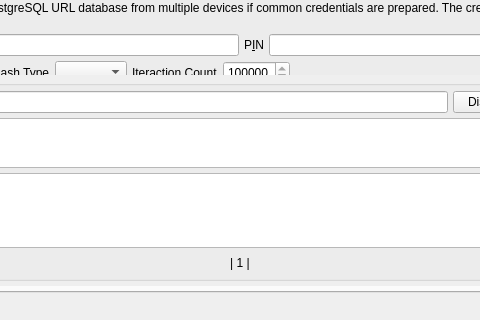
Qt form branches/trunk/UI/spot-on-controlcenter.ui (textbrowser/spot-on) before a commit; both pictures show x 185 to 665 and y 230 to 550 of the 850 by 550 pixel window.
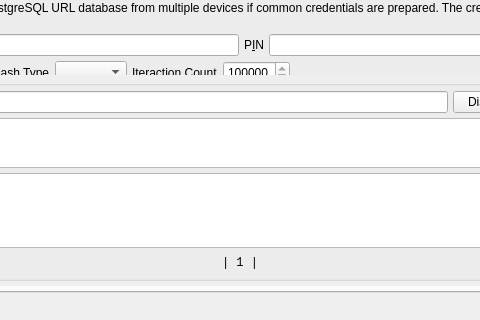
The same form after that commit. The open tabs and pages were chosen to show the change. Icons and pictures are not drawn. Custom widgets are drawn as their Qt base class.

Commit message: Monospace fonts.

Patch:
```diff
--- a/branches/trunk/UI/spot-on-controlcenter.ui
+++ b/branches/trunk/UI/spot-on-controlcenter.ui
@@ -4131,8 +4131,8 @@
             <rect>
              <x>0</x>
              <y>0</y>
-             <width>630</width>
-             <height>347</height>
+             <width>826</width>
+             <height>448</height>
             </rect>
            </property>
            <layout class="QVBoxLayout" name="verticalLayout_2">
@@ -5004,6 +5004,11 @@
                  </item>
                  <item>
                   <widget class="QLabel" name="url_pages">
+                   <property name="font">
+                    <font>
+                     <family>Monospace</family>
+                    </font>
+                   </property>
                    <property name="text">
                     <string>| 1 |</string>
                    </property>
```
Left out of the diff: 28 changed lines with no effect on the pictures. The commit also changes 3 other files.
